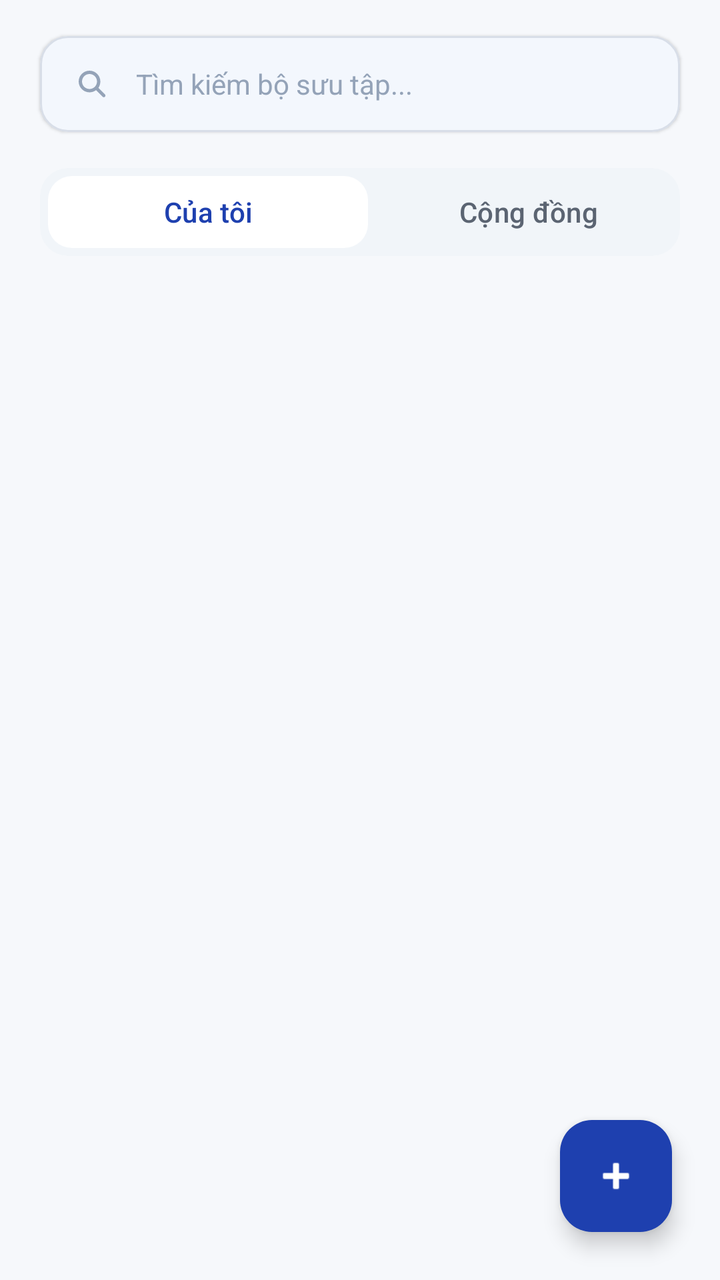
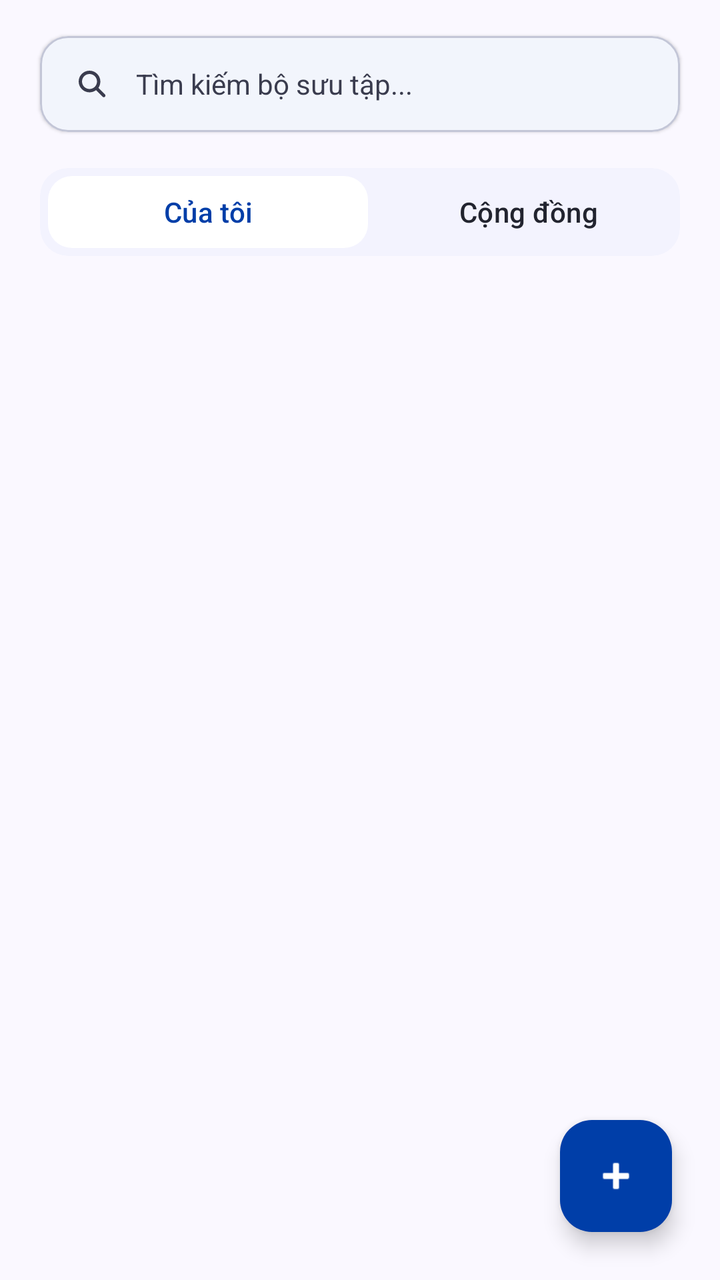

The first picture is an Android layout as it rendered before a commit; the second is the same layout after the commit. The layout source and the unified diff follow.
<!-- AndroidManifest.xml: application theme Theme.ObjectLanguage -->
<!-- res/layout/fragment_collection_list.xml -->
<?xml version="1.0" encoding="utf-8"?>
<androidx.coordinatorlayout.widget.CoordinatorLayout
    xmlns:android="http://schemas.android.com/apk/res/android"
    xmlns:app="http://schemas.android.com/apk/res-auto"
    android:layout_width="match_parent"
    android:layout_height="match_parent"
    android:background="@color/background">

    <LinearLayout
        android:layout_width="match_parent"
        android:layout_height="match_parent"
        android:orientation="vertical">

        <com.google.android.material.card.MaterialCardView
            android:layout_width="match_parent"
            android:layout_height="48dp"
            android:layout_marginStart="20dp"
            android:layout_marginTop="18dp"
            android:layout_marginEnd="20dp"
            android:layout_marginBottom="18dp"
            app:cardBackgroundColor="@color/surface"
            app:cardCornerRadius="14dp"
            app:cardElevation="1dp"
            app:strokeColor="@color/divider"
            app:strokeWidth="1dp">

            <LinearLayout
                android:layout_width="match_parent"
                android:layout_height="match_parent"
                android:gravity="center_vertical"
                android:orientation="horizontal">

                <ImageView
                    android:layout_width="20dp"
                    android:layout_height="20dp"
                    android:layout_marginStart="16dp"
                    android:src="@drawable/ic_search"
                    app:tint="@color/text_muted" />

                <EditText
                    android:id="@+id/searchEditText"
                    android:layout_width="0dp"
                    android:layout_height="match_parent"
                    android:layout_weight="1"
                    android:background="@android:color/transparent"
                    android:gravity="center_vertical"
                    android:hint="@string/collection_search_hint"
                    android:inputType="text"
                    android:maxLines="1"
                    android:paddingStart="12dp"
                    android:paddingEnd="16dp"
                    android:textColor="@color/text_primary"
                    android:textColorHint="@color/text_muted"
                    android:textSize="14sp" />

            </LinearLayout>

        </com.google.android.material.card.MaterialCardView>

        <com.google.android.material.card.MaterialCardView
            android:layout_width="match_parent"
            android:layout_height="44dp"
            android:layout_marginStart="20dp"
            android:layout_marginEnd="20dp"
            android:layout_marginBottom="12dp"
            app:cardBackgroundColor="@color/surface_soft"
            app:cardCornerRadius="14dp"
            app:cardElevation="0dp"
            app:strokeWidth="0dp">

            <com.google.android.material.tabs.TabLayout
                android:id="@+id/tabLayout"
                android:layout_width="match_parent"
                android:layout_height="match_parent"
                android:padding="4dp"
                android:background="@android:color/transparent"
                app:tabBackground="@android:color/transparent"
                app:tabGravity="fill"
                app:tabIndicator="@drawable/bg_collection_tab_indicator"
                app:tabIndicatorColor="@color/surface"
                app:tabIndicatorFullWidth="true"
                app:tabIndicatorGravity="stretch"
                app:tabMinWidth="0dp"
                app:tabMode="fixed"
                app:tabPaddingEnd="0dp"
                app:tabPaddingStart="0dp"
                app:tabRippleColor="@null"
                app:tabSelectedTextColor="@color/primary_dark"
                app:tabTextColor="@color/text_secondary">

                <com.google.android.material.tabs.TabItem
                    android:layout_width="wrap_content"
                    android:layout_height="wrap_content"
                    android:text="@string/collection_tab_mine" />

                <com.google.android.material.tabs.TabItem
                    android:layout_width="wrap_content"
                    android:layout_height="wrap_content"
                    android:text="@string/collection_tab_community" />

            </com.google.android.material.tabs.TabLayout>

        </com.google.android.material.card.MaterialCardView>

        <FrameLayout
            android:id="@+id/myCollectionsContainer"
            android:layout_width="match_parent"
            android:layout_height="0dp"
            android:layout_weight="1">

            <androidx.recyclerview.widget.RecyclerView
                android:id="@+id/recyclerViewCollections"
                android:layout_width="match_parent"
                android:layout_height="match_parent"
                android:clipToPadding="false"
                android:paddingTop="2dp"
                android:paddingBottom="104dp" />

            <LinearLayout
                android:id="@+id/emptyStateLayout"
                android:layout_width="match_parent"
                android:layout_height="match_parent"
                android:gravity="center"
                android:orientation="vertical"
                android:paddingStart="32dp"
                android:paddingEnd="32dp"
                android:visibility="gone">

                <ImageView
                    android:layout_width="64dp"
                    android:layout_height="64dp"
                    android:layout_marginBottom="16dp"
                    android:src="@drawable/ic_book"
                    app:tint="@color/text_muted" />

                <TextView
                    android:layout_width="wrap_content"
                    android:layout_height="wrap_content"
                    android:layout_marginBottom="8dp"
                    android:text="@string/collection_empty_title"
                    android:textColor="@color/text_primary"
                    android:textSize="20sp"
                    android:textStyle="bold" />

                <TextView
                    android:layout_width="wrap_content"
                    android:layout_height="wrap_content"
                    android:gravity="center"
                    android:text="@string/collection_empty_subtitle"
                    android:textColor="@color/text_secondary"
                    android:textSize="14sp" />

            </LinearLayout>

        </FrameLayout>

        <FrameLayout
            android:id="@+id/communityContainer"
            android:layout_width="match_parent"
            android:layout_height="0dp"
            android:layout_weight="1"
            android:visibility="gone">

            <androidx.recyclerview.widget.RecyclerView
                android:id="@+id/recyclerViewPublicCollections"
                android:layout_width="match_parent"
                android:layout_height="match_parent"
                android:clipToPadding="false"
                android:paddingTop="2dp"
                android:paddingBottom="32dp" />

            <LinearLayout
                android:id="@+id/communityEmptyState"
                android:layout_width="match_parent"
                android:layout_height="match_parent"
                android:gravity="center"
                android:orientation="vertical"
                android:paddingStart="32dp"
                android:paddingEnd="32dp"
                android:visibility="gone">

                <ImageView
                    android:layout_width="64dp"
                    android:layout_height="64dp"
                    android:layout_marginBottom="16dp"
                    android:src="@drawable/ic_folder_outline"
                    app:tint="@color/text_muted" />

                <TextView
                    android:layout_width="wrap_content"
                    android:layout_height="wrap_content"
                    android:layout_marginBottom="8dp"
                    android:text="@string/collection_community_empty_title"
                    android:textColor="@color/text_primary"
                    android:textSize="20sp"
                    android:textStyle="bold" />

                <TextView
                    android:layout_width="wrap_content"
                    android:layout_height="wrap_content"
                    android:gravity="center"
                    android:text="@string/collection_community_empty_subtitle"
                    android:textColor="@color/text_secondary"
                    android:textSize="14sp" />

            </LinearLayout>

        </FrameLayout>

    </LinearLayout>

    <ProgressBar
        android:id="@+id/progressBar"
        android:layout_width="wrap_content"
        android:layout_height="wrap_content"
        android:layout_gravity="center"
        android:visibility="gone" />

    <com.google.android.material.floatingactionbutton.FloatingActionButton
        android:id="@+id/fabAddCollection"
        android:layout_width="wrap_content"
        android:layout_height="wrap_content"
        android:layout_gravity="bottom|end"
        android:layout_margin="24dp"
        android:contentDescription="@string/collection_cd_add"
        app:backgroundTint="@color/primary_dark"
        app:srcCompat="@android:drawable/ic_input_add"
        app:tint="@color/text_on_primary" />

</androidx.coordinatorlayout.widget.CoordinatorLayout>
<!-- resources referenced by this layout -->
<resources>
  <color name="background">#F6F8FB</color>
  <color name="divider">#D8DEE8</color>
  <color name="primary_dark">#1E40AF</color>
  <color name="surface">#FFFFFF</color>
  <color name="surface_soft">#F1F5F9</color>
  <color name="text_muted">#94A3B8</color>
  <color name="text_on_primary">#FFFFFF</color>
  <color name="text_primary">#111827</color>
  <color name="text_secondary">#5B6472</color>
  <!-- drawable bg_collection_tab_indicator (drawable) -->
  <?xml version="1.0" encoding="utf-8"?>
  <shape xmlns:android="http://schemas.android.com/apk/res/android"
      android:shape="rectangle">
      <solid android:color="@color/surface" />
      <corners android:radius="12dp" />
  </shape>
  <string name="collection_cd_add">Thêm bộ sưu tập</string>
  <string name="collection_community_empty_subtitle">Hãy là người đầu tiên chia sẻ!</string>
  <string name="collection_community_empty_title">Chưa có bộ sưu tập công khai</string>
  <string name="collection_empty_subtitle">Tạo bộ sưu tập đầu tiên\nđể sắp xếp từ vựng của bạn</string>
  <string name="collection_empty_title">Chưa có bộ sưu tập</string>
  <string name="collection_search_hint">Tìm kiếm bộ sưu tập...</string>
  <string name="collection_tab_community">Cộng đồng</string>
  <string name="collection_tab_mine">Của tôi</string>
  <style name="Theme.ObjectLanguage" parent="Theme.Material3.Light.NoActionBar">
          <item name="colorPrimary">@color/primary</item>
          <item name="colorPrimaryVariant">@color/primary_dark</item>
          <item name="colorOnPrimary">@color/text_on_primary</item>
          <item name="colorSecondary">@color/secondary</item>
          <item name="colorOnSecondary">@color/text_on_primary</item>
          <item name="android:colorBackground">@color/background</item>
          <item name="android:windowBackground">@color/background</item>
          <item name="colorSurface">@color/surface</item>
          <item name="android:statusBarColor">@color/background</item>
          <item name="android:windowLightStatusBar">true</item>
          <item name="android:navigationBarColor">@color/surface</item>
          <item name="android:windowLightNavigationBar" tools:targetApi="o_mr1">true</item>
          
          <item name="cardViewStyle">@style/Widget.App.CardView</item>
          <item name="bottomNavigationStyle">@style/Widget.App.BottomNav</item>
      </style>
  <color name="primary">#2563EB</color>
  <color name="secondary">#16A34A</color>
  <style name="Widget.App.CardView" parent="Widget.Material3.CardView.Elevated">
          <item name="cardBackgroundColor">@color/surface</item>
          <item name="cardCornerRadius">14dp</item>
          <item name="cardElevation">0dp</item>
          <item name="strokeWidth">0dp</item>
      </style>
  <color name="bottom_nav_bg">#FFFFFF</color>
  <style name="Widget.App.BottomNav.ActiveIndicator" parent="Widget.Material3.BottomNavigationView.ActiveIndicator">
          <item name="android:color">@color/surface_variant</item>
          <item name="shapeAppearance">@style/ShapeAppearance.App.SmallComponent</item>
      </style>
  <color name="primary_light">#DBEAFE</color>
  <color name="surface_variant">#EAF0F7</color>
  <style name="ShapeAppearance.App.SmallComponent" parent="ShapeAppearance.Material3.SmallComponent">
          <item name="cornerSize">14dp</item>
      </style>
  <!-- unchanged entries left out for length: 4 -->
</resources>

<!-- the commit's change to res/layout/fragment_collection_list.xml (unified diff, before → after) -->
@@ -114,7 +114,8 @@
                 android:layout_height="match_parent"
                 android:clipToPadding="false"
                 android:paddingTop="2dp"
-                android:paddingBottom="104dp" />
+                android:paddingBottom="104dp"
+                android:layoutAnimation="@anim/layout_item_anim" />
 
             <LinearLayout
                 android:id="@+id/emptyStateLayout"
@@ -147,8 +148,7 @@
                     android:layout_height="wrap_content"
                     android:gravity="center"
                     android:text="@string/collection_empty_subtitle"
-                    android:textColor="@color/text_secondary"
-                    android:textSize="14sp" />
+                    android:textAppearance="@style/TextAppearance.App.BodyMedium" />
 
             </LinearLayout>
 
@@ -200,8 +200,7 @@
                     android:layout_height="wrap_content"
                     android:gravity="center"
                     android:text="@string/collection_community_empty_subtitle"
-                    android:textColor="@color/text_secondary"
-                    android:textSize="14sp" />
+                    android:textAppearance="@style/TextAppearance.App.BodyMedium" />
 
             </LinearLayout>
 
<!-- resource entries referenced after the edit -->
@@ -1,14 +1,14 @@
 <!-- resources referenced by this layout -->
 <resources>
-  <color name="background">#F6F8FB</color>
-  <color name="divider">#D8DEE8</color>
-  <color name="primary_dark">#1E40AF</color>
+  <color name="background">#FAF8FF</color>
+  <color name="divider">#C3C6D7</color>
+  <color name="primary_dark">#003EA8</color>
   <color name="surface">#FFFFFF</color>
-  <color name="surface_soft">#F1F5F9</color>
-  <color name="text_muted">#94A3B8</color>
+  <color name="surface_soft">#F3F3FE</color>
+  <color name="text_muted">#3A3C4E</color>
   <color name="text_on_primary">#FFFFFF</color>
-  <color name="text_primary">#111827</color>
-  <color name="text_secondary">#5B6472</color>
+  <color name="text_primary">#191B23</color>
+  <color name="text_secondary">#22242F</color>
   <!-- drawable bg_collection_tab_indicator (drawable) -->
   <?xml version="1.0" encoding="utf-8"?>
   <shape xmlns:android="http://schemas.android.com/apk/res/android"
@@ -24,11 +24,19 @@
   <string name="collection_search_hint">Tìm kiếm bộ sưu tập...</string>
   <string name="collection_tab_community">Cộng đồng</string>
   <string name="collection_tab_mine">Của tôi</string>
+  <style name="TextAppearance.App.BodyMedium" parent="TextAppearance.Material3.BodyMedium">
+          <item name="android:textColor">@color/text_secondary</item>
+          <item name="android:textSize">14sp</item>
+          <item name="android:lineHeight">20sp</item>
+      </style>
   <style name="Theme.ObjectLanguage" parent="Theme.Material3.Light.NoActionBar">
+          
           <item name="colorPrimary">@color/primary</item>
           <item name="colorPrimaryVariant">@color/primary_dark</item>
           <item name="colorOnPrimary">@color/text_on_primary</item>
+          
           <item name="colorSecondary">@color/secondary</item>
+          <item name="colorTertiary">@color/violet</item>
           <item name="colorOnSecondary">@color/text_on_primary</item>
           <item name="android:colorBackground">@color/background</item>
           <item name="android:windowBackground">@color/background</item>
@@ -37,12 +45,13 @@
           <item name="android:windowLightStatusBar">true</item>
           <item name="android:navigationBarColor">@color/surface</item>
           <item name="android:windowLightNavigationBar" tools:targetApi="o_mr1">true</item>
-          
+  
           <item name="cardViewStyle">@style/Widget.App.CardView</item>
           <item name="bottomNavigationStyle">@style/Widget.App.BottomNav</item>
       </style>
-  <color name="primary">#2563EB</color>
-  <color name="secondary">#16A34A</color>
+  <color name="primary">#004AC6</color>
+  <color name="secondary">#FD933D</color>
+  <color name="violet">#7C3AED</color>
   <style name="Widget.App.CardView" parent="Widget.Material3.CardView.Elevated">
           <item name="cardBackgroundColor">@color/surface</item>
           <item name="cardCornerRadius">14dp</item>
@@ -54,8 +63,8 @@
           <item name="android:color">@color/surface_variant</item>
           <item name="shapeAppearance">@style/ShapeAppearance.App.SmallComponent</item>
       </style>
-  <color name="primary_light">#DBEAFE</color>
-  <color name="surface_variant">#EAF0F7</color>
+  <color name="primary_light">#DBE1FF</color>
+  <color name="surface_variant">#E1E2ED</color>
   <style name="ShapeAppearance.App.SmallComponent" parent="ShapeAppearance.Material3.SmallComponent">
           <item name="cornerSize">14dp</item>
       </style>
